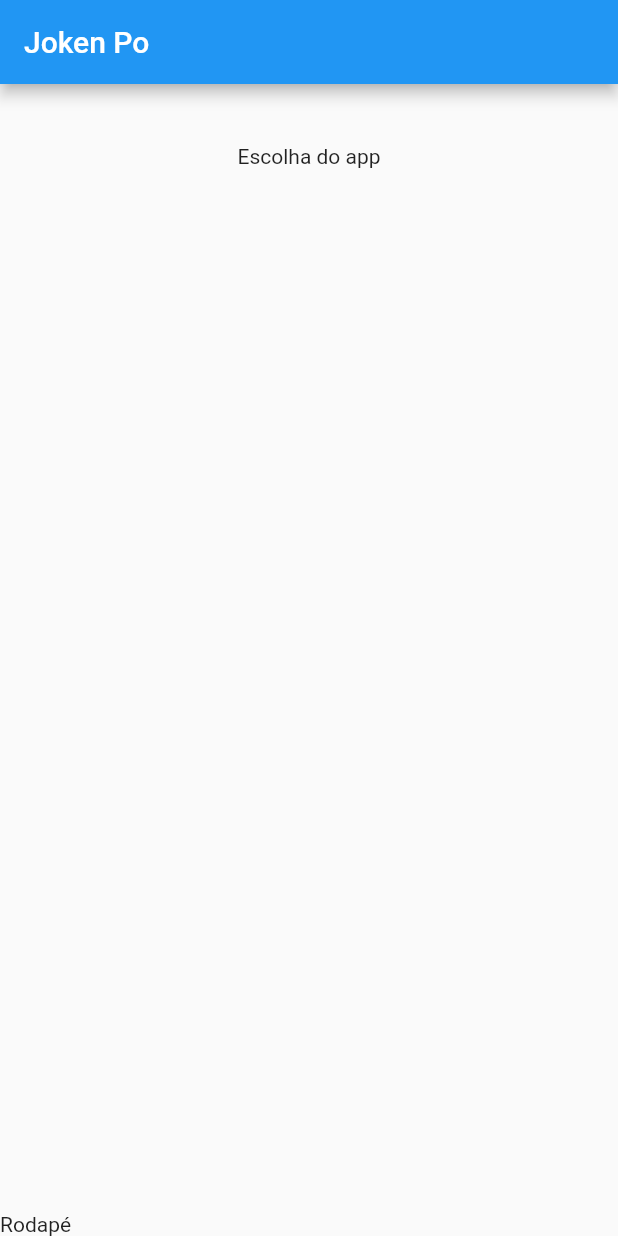
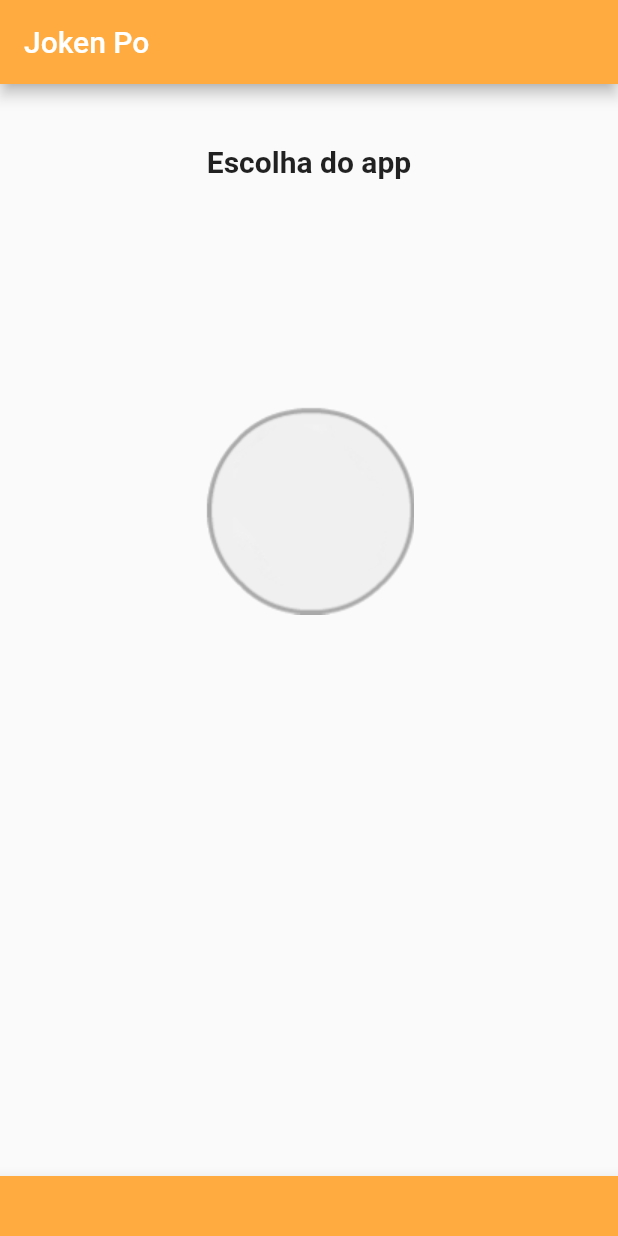
Before and after one commit to ArdisonRubim/Jokenpo, a Flutter app: the screen it shows after launch, on a phone screen of 412 x 824 dp. Run offline on Flutter 3.47's test engine with Material 2 defaults, Android fonts, the phone set to English and light mode, and no system bars.

Commit message:
Adcionado imagem

```diff
--- a/lib/Logica.dart
+++ b/lib/Logica.dart
@@ -1,4 +1,5 @@
 import 'package:flutter/material.dart';
+import 'package:flutter/rendering.dart';
 
 class Logica extends StatefulWidget {
   @override
@@ -10,21 +11,32 @@ class _LogicaState extends State<Logica> {
   Widget build(BuildContext context) {
     return Scaffold(
       appBar: AppBar(
-        title: Text("Joken Po"),
+        title: Text("Joken Po"), // Titulo
+        backgroundColor: Colors.orangeAccent,
       ),
       body: Column(
-        crossAxisAlignment: CrossAxisAlignment.stretch,
+        crossAxisAlignment: CrossAxisAlignment.stretch, // Centraliza o conteudo
         children: <Widget>[
           Padding(
             padding: EdgeInsets.only(top: 40, bottom: 15),
             child: Text(
               "Escolha do app",
               textAlign: TextAlign.center,
+              style: TextStyle(
+                fontSize: 20,
+                fontWeight: FontWeight.bold   // Cor do conteudo
+              ),
             ),
-          )
+          ),
+          Image.asset("images/padrao.png"),
         ],
       ),
-      bottomNavigationBar: Text("Rodapé"),
+      bottomNavigationBar: BottomAppBar( // Roda pe do app
+        color: Colors.orangeAccent,
+        child: Padding(
+          padding: EdgeInsets.all(20), // Espacamento em todos os lados
+        ),
+      ),
     );
   }
 }
--- a/pubspec.yaml
+++ b/pubspec.yaml
@@ -48,6 +48,11 @@ flutter:
   # assets:
   #   - images/a_dot_burr.jpeg
   #   - images/a_dot_ham.jpeg
+  assets:
+    - images/padrao.png
+    - images/papel.png
+    - images/tesoura.png
+    - images/pedra.png
 
   # An image asset can refer to one or more resolution-specific "variants", see
   # https://flutter.dev/assets-and-images/#resolution-aware.
```
Also changed, not shown: images/padrao.png (added), images/papel.png (added), images/pedra.png (added), images/tesoura.png (added).
